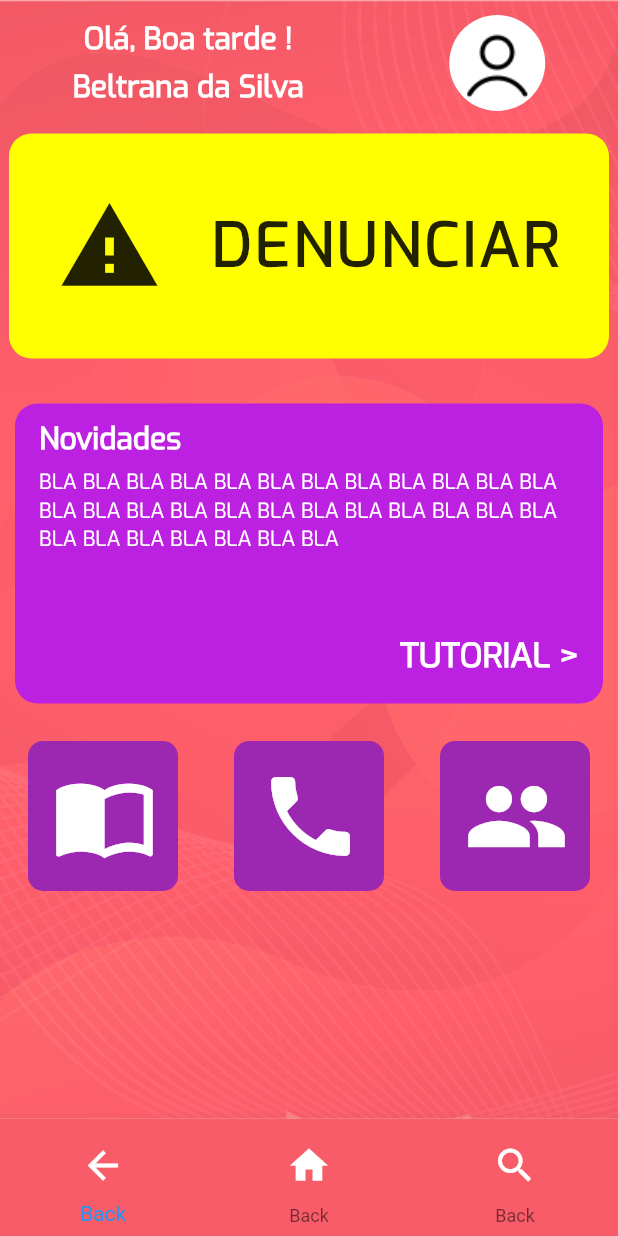
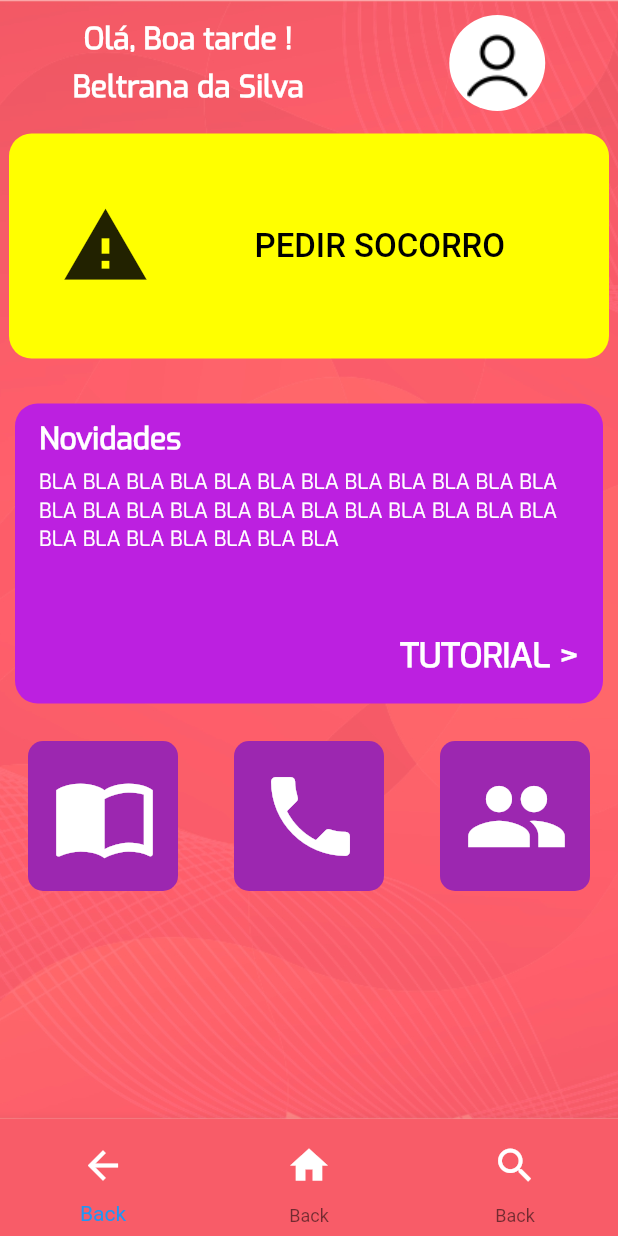
Before and after one commit to DataLabIFPE/arretadas, a Flutter app: the Info screen opened by its route, item 2 of the bottom bar chosen, on a phone screen of 412 x 824 dp. Run offline on Flutter 3.47's test engine with Material 2 defaults, Android fonts, the light colour scheme and no system bars; our stand-ins replace sqflite; accounts and stored records are empty.

Commit message:
#13 botãode alerta no pedido de socorro

```diff
--- a/lib/screens/menu.dart
+++ b/lib/screens/menu.dart
@@ -1,9 +1,13 @@
 import 'package:flutter/material.dart';
+import 'alerta.dart';
+
+
 
 class Menu extends StatelessWidget {
   @override
   Widget build(BuildContext context) {
-    return MaterialApp(
+
+  return MaterialApp(
       debugShowCheckedModeBanner: false,
       home: Scaffold(
         body: SafeArea(
@@ -73,17 +77,26 @@ class Menu extends StatelessWidget {
                       children: <Widget>[
                         Icon(
                           Icons.warning,
-                          size: 70,
+                          size: 60,
                         ),
-                        Text(
-                          'DENUNCIAR',
-                          style: TextStyle(
-                            fontFamily: 'Exo',
-                            fontWeight: FontWeight.bold,
-                            fontSize: 40,
-                            letterSpacing: 2,
-                          ),
-                        )
+                          FlatButton(
+                          color: Colors.yellowAccent,
+                          textColor:Colors.black ,
+                          disabledColor: Colors.grey,
+                          padding: EdgeInsets.all(35.0),
+                          splashColor: Colors.white,
+                          onPressed: ()  {
+
+
+                         showAlertDialog2(context);
+
+
+                },
+                          child: Text(
+                            "PEDIR SOCORRO",
+                            style: TextStyle(fontSize: 22.0),
+               ),
+             ),
                       ],
                     ),
                   ),
```
Also changed, not shown: lib/screens/alerta.dart (+23 -136 lines), pubspec.lock.
